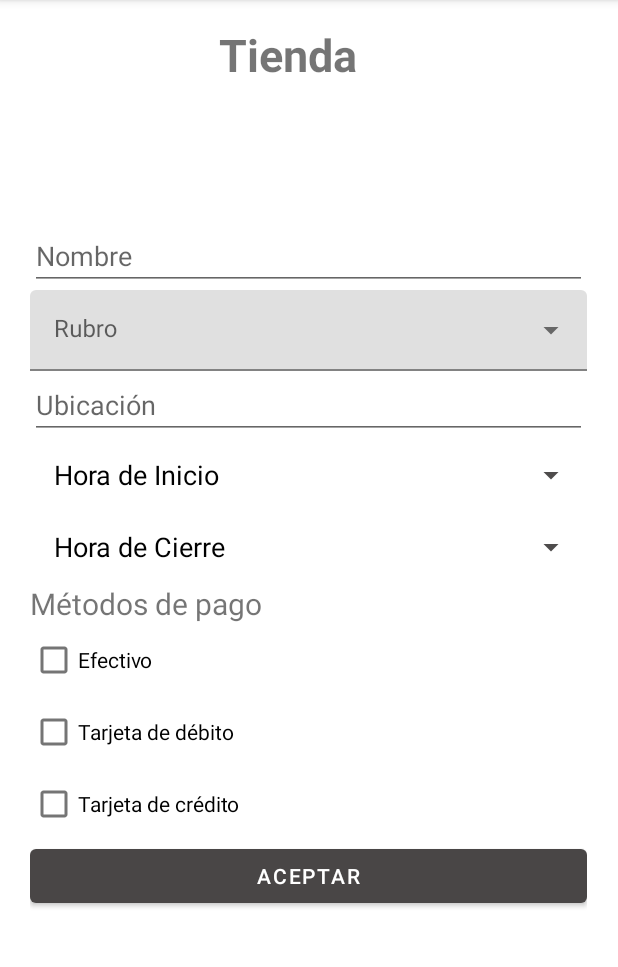
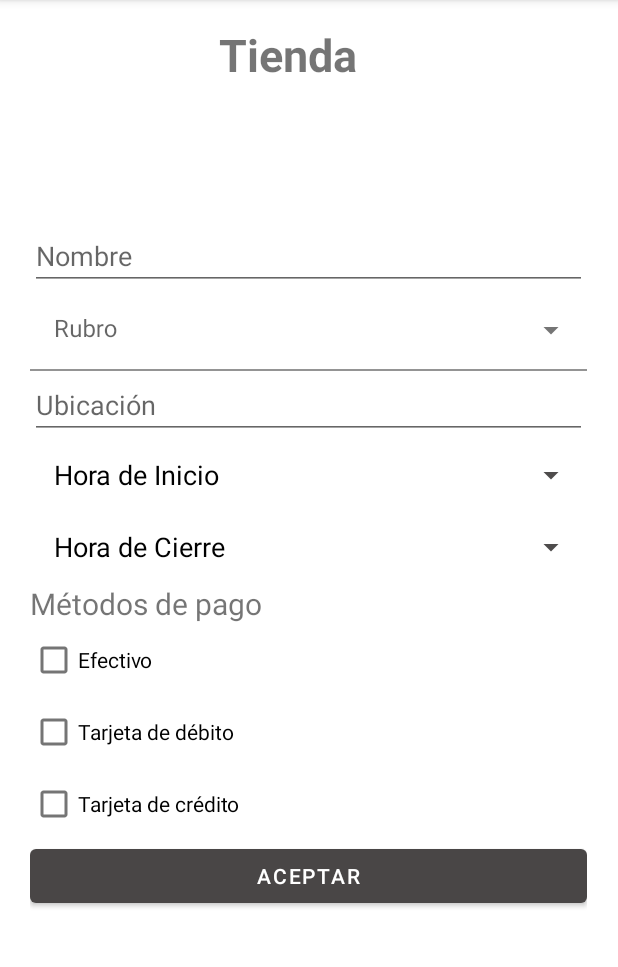
Before and after one commit to taniaaranda/TNT_App_Android, an Android app: the AltaTiendaFragment screen opened through its navigation route, on a phone screen of 412 x 824 dp, the part 84-1051 px from its top. Run offline under Robolectric (Android 15) with nearby library versions, the phone set to English and light mode, and no system bars; our stand-ins replace Firebase (no records; nobody signed in at launch, a user with empty details on screens opened directly).

Commit message:
Avances tienda 2

```diff
--- a/Vendedores/app/src/main/java/unpsjb/ing/tnt/vendedores/AltaTiendaFragment.kt
+++ b/Vendedores/app/src/main/java/unpsjb/ing/tnt/vendedores/AltaTiendaFragment.kt
@@ -68,12 +68,11 @@ class AltaTiendaFragment : Fragment() {
 
         val btn_aceptar = view.findViewById<Button>(R.id.btn_aceptar)
         val txt_nombre = view.findViewById<EditText>(R.id.txt_nombre)
-        val txt_rubro = view.findViewById<EditText>(R.id.atxt_rubro)
         val txt_ubicacion = view.findViewById<EditText>(R.id.txt_ubicacion)
         btn_aceptar.setOnClickListener{
             if (txt_nombre.text.isNotEmpty()){
                 db.collection("tiendas").document(txt_nombre.text.toString()).set(
-                        hashMapOf("rubro" to txt_rubro.text.toString(),
+                        hashMapOf("rubro" to atxt_rubro.text.toString(),
                                 "ubicacion" to txt_ubicacion.text.toString()
 
 
--- a/Vendedores/app/src/main/res/layout/fragment_alta_tienda.xml
+++ b/Vendedores/app/src/main/res/layout/fragment_alta_tienda.xml
@@ -42,17 +42,20 @@
         <com.google.android.material.textfield.TextInputLayout
             style="@style/Widget.MaterialComponents.TextInputLayout.FilledBox.Dense.ExposedDropdownMenu"
             android:layout_width="match_parent"
-            android:layout_height="wrap_content">
+            android:layout_height="wrap_content"
+            app:boxBackgroundColor="#FFFFFF"
+            app:boxStrokeColor="#FFFFFF">
 
             <AutoCompleteTextView
                 android:id="@+id/atxt_rubro"
                 android:layout_width="match_parent"
                 android:layout_height="match_parent"
                 android:layout_weight="1"
+                android:hint="Rubro"
                 android:inputType="none"
-                android:hint="Rubro"
                 android:text=""
-                app:errorEnabled="true"/>
+                android:textIsSelectable="false"
+                app:errorEnabled="true" />
 
         </com.google.android.material.textfield.TextInputLayout>
 
```
